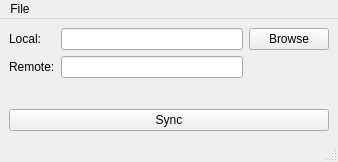
Old version of the form mainwindow.ui in the repository zeljalp/sinhronizator.
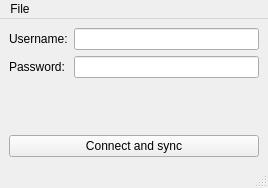
New version of the form.

```diff
--- a/mainwindow.ui
+++ b/mainwindow.ui
@@ -6,8 +6,8 @@
    <rect>
     <x>0</x>
     <y>0</y>
-    <width>338</width>
-    <height>162</height>
+    <width>268</width>
+    <height>188</height>
    </rect>
   </property>
   <property name="windowTitle">
@@ -15,37 +15,27 @@
   </property>
   <widget class="QWidget" name="centralwidget">
    <layout class="QGridLayout" name="gridLayout">
-    <item row="1" column="1">
-     <widget class="QLineEdit" name="remoteLine"/>
-    </item>
     <item row="0" column="0">
      <widget class="QLabel" name="label">
       <property name="text">
-       <string>Local:</string>
+       <string>Username:</string>
       </property>
      </widget>
     </item>
+    <item row="0" column="1">
+     <widget class="QLineEdit" name="userLine"/>
+    </item>
     <item row="1" column="0">
      <widget class="QLabel" name="label_2">
       <property name="text">
-       <string>Remote:</string>
+       <string>Password:</string>
       </property>
      </widget>
     </item>
-    <item row="3" column="0" colspan="3">
-     <widget class="QPushButton" name="pushButton_3">
-      <property name="text">
-       <string>Sync</string>
-      </property>
-     </widget>
-    </item>
-    <item row="0" column="1">
-     <widget class="QLineEdit" name="localLine"/>
-    </item>
-    <item row="0" column="2">
-     <widget class="QPushButton" name="localBrowseButton">
-      <property name="text">
-       <string>Browse</string>
+    <item row="1" column="1">
+     <widget class="QLineEdit" name="passwordLine">
+      <property name="echoMode">
+       <enum>QLineEdit::Password</enum>
       </property>
      </widget>
     </item>
@@ -62,6 +52,13 @@
       </property>
      </spacer>
     </item>
+    <item row="3" column="0" colspan="2">
+     <widget class="QPushButton" name="syncButton">
+      <property name="text">
+       <string>Connect and sync</string>
+      </property>
+     </widget>
+    </item>
    </layout>
   </widget>
   <widget class="QMenuBar" name="menubar">
@@ -69,8 +66,8 @@
     <rect>
      <x>0</x>
      <y>0</y>
-     <width>338</width>
-     <height>20</height>
+     <width>268</width>
+     <height>25</height>
     </rect>
    </property>
    <widget class="QMenu" name="menuFile">
```
